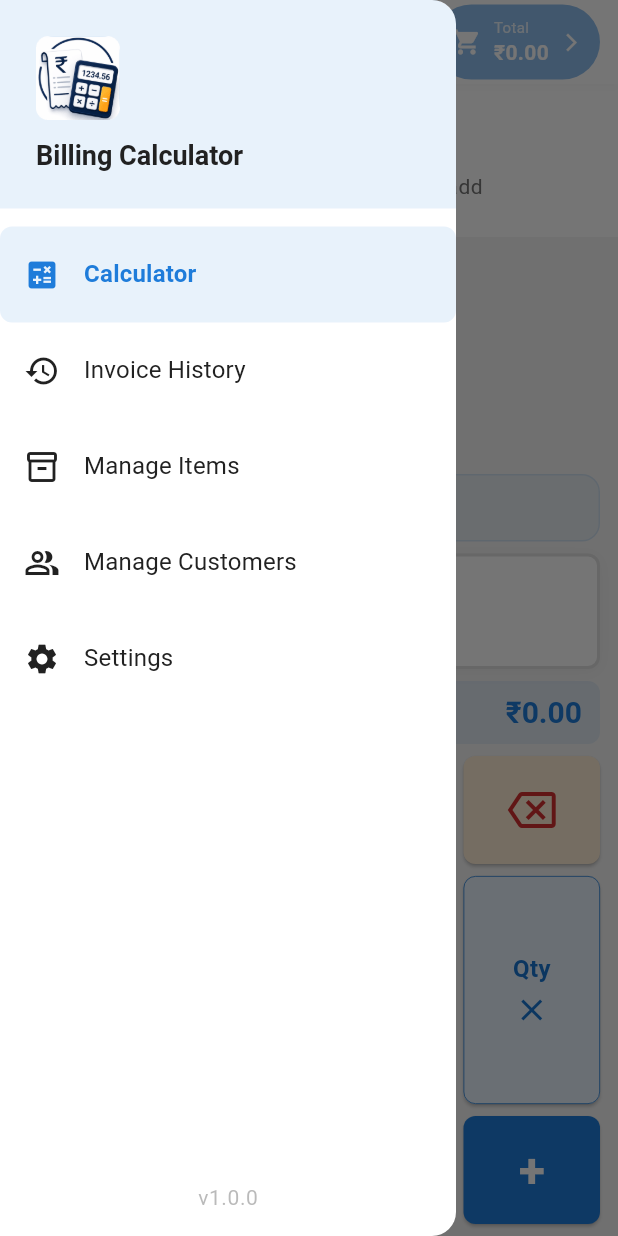
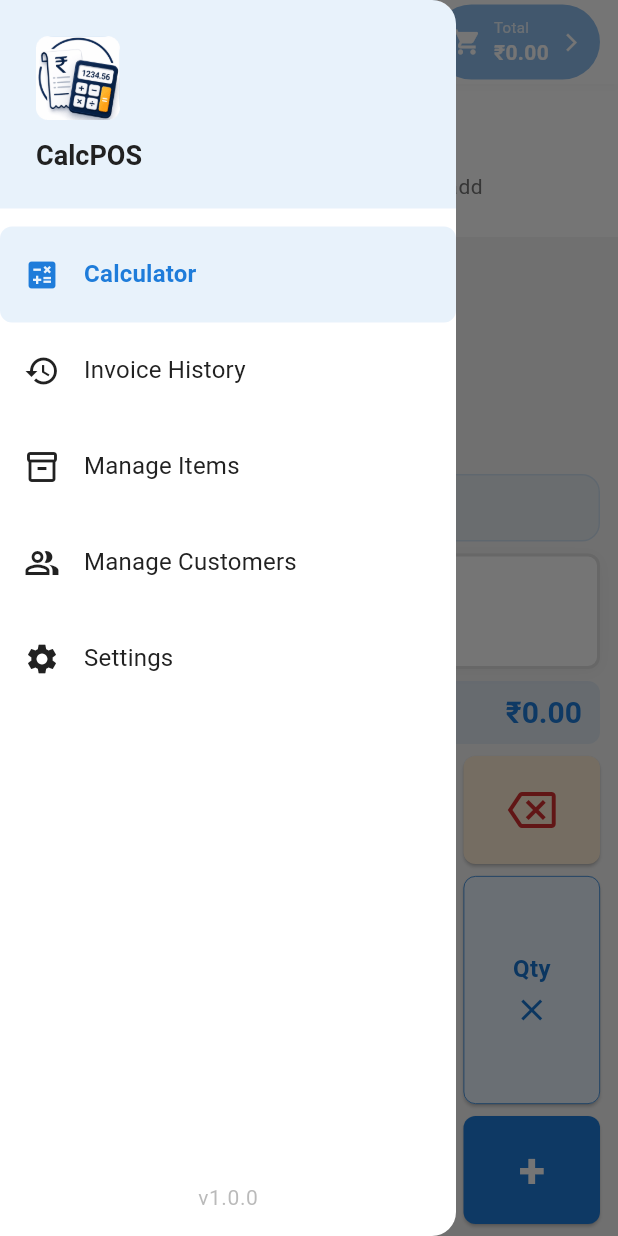
Before and after one commit to Valeriyon/Billing-Calculator, a Flutter app: the screen it shows after launch, with the side drawer open, on a phone screen of 412 x 824 dp. Run offline on Flutter 3.47's test engine with Material 3 defaults, Android fonts, the phone set to English and light mode, and no system bars; our stand-ins replace audioplayers, drift, flutter_riverpod, go_router, image_picker, qr_flutter and 1 more; missing offline and left inert: mobile_scanner; accounts and stored records are empty; generated files the repository leaves out were written again.

Commit message:
Update app branding to use 'CalcPOS' across Android and iOS configurations

```diff
--- a/lib/core/constants/app_strings.dart
+++ b/lib/core/constants/app_strings.dart
@@ -3,7 +3,7 @@ class AppStrings {
   AppStrings._();
 
   // App Info
-  static const String appName = 'Billing Calculator';
+  static const String appName = 'CalcPOS';
   static const String appVersion = '1.0.0';
   static const String appTagline = 'Simple • Fast • Reliable';
 
```
Also changed, not shown: 2 other files.
